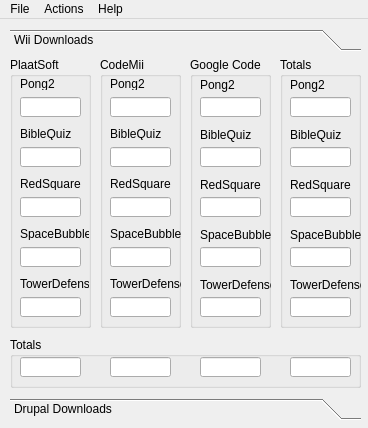
Above: src/stats.ui from plaatsoft/plaatstats before the change. Below: the same form after it.
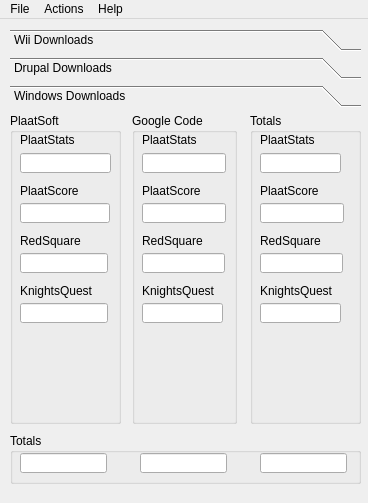
That is the form after the change. The open tabs and pages were chosen to show the change. Icons and pictures are not drawn.

Commit message: Added KnightsQuest to statistics

The edit to the form file:
```diff
--- a/src/stats.ui
+++ b/src/stats.ui
@@ -7,7 +7,7 @@
     <x>0</x>
     <y>0</y>
     <width>368</width>
-    <height>428</height>
+    <height>503</height>
    </rect>
   </property>
   <property name="sizePolicy">
@@ -30,7 +30,7 @@
       <x>10</x>
       <y>10</y>
       <width>351</width>
-      <height>391</height>
+      <height>461</height>
      </rect>
     </property>
     <property name="currentIndex">
@@ -42,7 +42,7 @@
        <x>0</x>
        <y>0</y>
        <width>351</width>
-       <height>337</height>
+       <height>380</height>
       </rect>
      </property>
      <attribute name="label">
@@ -54,7 +54,7 @@
         <x>0</x>
         <y>0</y>
         <width>81</width>
-        <height>271</height>
+        <height>321</height>
        </rect>
       </property>
       <property name="title">
@@ -197,7 +197,7 @@
         <x>180</x>
         <y>0</y>
         <width>81</width>
-        <height>271</height>
+        <height>321</height>
        </rect>
       </property>
       <property name="title">
@@ -340,7 +340,7 @@
         <x>270</x>
         <y>0</y>
         <width>81</width>
-        <height>271</height>
+        <height>321</height>
        </rect>
       </property>
       <property name="title">
@@ -511,9 +511,9 @@
       <property name="geometry">
        <rect>
         <x>0</x>
-        <y>280</y>
+        <y>330</y>
         <width>351</width>
-        <height>51</height>
+        <height>49</height>
        </rect>
       </property>
       <property name="title">
@@ -602,7 +602,7 @@
         <x>90</x>
         <y>0</y>
         <width>81</width>
-        <height>271</height>
+        <height>321</height>
        </rect>
       </property>
       <property name="title">
@@ -1114,6 +1114,450 @@
       </widget>
      </widget>
     </widget>
+    <widget class="QWidget" name="page_3">
+     <attribute name="label">
+      <string>Windows Downloads</string>
+     </attribute>
+     <widget class="QGroupBox" name="groupBox_10">
+      <property name="geometry">
+       <rect>
+        <x>0</x>
+        <y>320</y>
+        <width>351</width>
+        <height>51</height>
+       </rect>
+      </property>
+      <property name="title">
+       <string>Totals</string>
+      </property>
+      <widget class="QLineEdit" name="totalsWindowsEdit1">
+       <property name="geometry">
+        <rect>
+         <x>10</x>
+         <y>20</y>
+         <width>87</width>
+         <height>20</height>
+        </rect>
+       </property>
+       <property name="font">
+        <font>
+         <weight>75</weight>
+         <bold>true</bold>
+        </font>
+       </property>
+       <property name="readOnly">
+        <bool>true</bool>
+       </property>
+      </widget>
+      <widget class="QLineEdit" name="totalsWindowsEdit2">
+       <property name="geometry">
+        <rect>
+         <x>130</x>
+         <y>20</y>
+         <width>87</width>
+         <height>20</height>
+        </rect>
+       </property>
+       <property name="font">
+        <font>
+         <weight>75</weight>
+         <bold>true</bold>
+        </font>
+       </property>
+       <property name="readOnly">
+        <bool>true</bool>
+       </property>
+      </widget>
+      <widget class="QLineEdit" name="totalsWindowsEdit3">
+       <property name="geometry">
+        <rect>
+         <x>250</x>
+         <y>20</y>
+         <width>87</width>
+         <height>20</height>
+        </rect>
+       </property>
+       <property name="font">
+        <font>
+         <weight>75</weight>
+         <bold>true</bold>
+        </font>
+       </property>
+       <property name="readOnly">
+        <bool>true</bool>
+       </property>
+      </widget>
+     </widget>
+     <widget class="QGroupBox" name="groupBox_11">
+      <property name="geometry">
+       <rect>
+        <x>122</x>
+        <y>0</y>
+        <width>105</width>
+        <height>311</height>
+       </rect>
+      </property>
+      <property name="title">
+       <string>Google Code</string>
+      </property>
+      <widget class="QLabel" name="label_35">
+       <property name="geometry">
+        <rect>
+         <x>10</x>
+         <y>20</y>
+         <width>79</width>
+         <height>13</height>
+        </rect>
+       </property>
+       <property name="text">
+        <string>PlaatStats</string>
+       </property>
+      </widget>
+      <widget class="QLabel" name="label_36">
+       <property name="geometry">
+        <rect>
+         <x>10</x>
+         <y>70</y>
+         <width>101</width>
+         <height>16</height>
+        </rect>
+       </property>
+       <property name="text">
+        <string>PlaatScore</string>
+       </property>
+      </widget>
+      <widget class="QLabel" name="label_37">
+       <property name="geometry">
+        <rect>
+         <x>10</x>
+         <y>120</y>
+         <width>111</width>
+         <height>16</height>
+        </rect>
+       </property>
+       <property name="text">
+        <string>RedSquare</string>
+       </property>
+      </widget>
+      <widget class="QLineEdit" name="plaatstatsEdit2">
+       <property name="geometry">
+        <rect>
+         <x>10</x>
+         <y>40</y>
+         <width>84</width>
+         <height>20</height>
+        </rect>
+       </property>
+       <property name="readOnly">
+        <bool>true</bool>
+       </property>
+      </widget>
+      <widget class="QLineEdit" name="plaatscoreEdit2">
+       <property name="geometry">
+        <rect>
+         <x>10</x>
+         <y>90</y>
+         <width>84</width>
+         <height>20</height>
+        </rect>
+       </property>
+       <property name="readOnly">
+        <bool>true</bool>
+       </property>
+      </widget>
+      <widget class="QLineEdit" name="winredsquareEdit2">
+       <property name="geometry">
+        <rect>
+         <x>10</x>
+         <y>140</y>
+         <width>83</width>
+         <height>20</height>
+        </rect>
+       </property>
+       <property name="readOnly">
+        <bool>true</bool>
+       </property>
+      </widget>
+      <widget class="QLineEdit" name="winKnightsQuestEdit2">
+       <property name="geometry">
+        <rect>
+         <x>10</x>
+         <y>190</y>
+         <width>81</width>
+         <height>20</height>
+        </rect>
+       </property>
+       <property name="readOnly">
+        <bool>true</bool>
+       </property>
+      </widget>
+      <widget class="QLabel" name="label_48">
+       <property name="geometry">
+        <rect>
+         <x>10</x>
+         <y>170</y>
+         <width>81</width>
+         <height>16</height>
+        </rect>
+       </property>
+       <property name="text">
+        <string>KnightsQuest</string>
+       </property>
+      </widget>
+     </widget>
+     <widget class="QGroupBox" name="groupBox_12">
+      <property name="geometry">
+       <rect>
+        <x>0</x>
+        <y>0</y>
+        <width>111</width>
+        <height>311</height>
+       </rect>
+      </property>
+      <property name="title">
+       <string>PlaatSoft</string>
+      </property>
+      <widget class="QLabel" name="label_38">
+       <property name="geometry">
+        <rect>
+         <x>10</x>
+         <y>20</y>
+         <width>79</width>
+         <height>13</height>
+        </rect>
+       </property>
+       <property name="text">
+        <string>PlaatStats</string>
+       </property>
+      </widget>
+      <widget class="QLabel" name="label_40">
+       <property name="geometry">
+        <rect>
+         <x>10</x>
+         <y>120</y>
+         <width>81</width>
+         <height>16</height>
+        </rect>
+       </property>
+       <property name="text">
+        <string>RedSquare</string>
+       </property>
+      </widget>
+      <widget class="QLineEdit" name="plaatstatsEdit1">
+       <property name="geometry">
+        <rect>
+         <x>10</x>
+         <y>40</y>
+         <width>91</width>
+         <height>20</height>
+        </rect>
+       </property>
+       <property name="readOnly">
+        <bool>true</bool>
+       </property>
+      </widget>
+      <widget class="QLineEdit" name="plaatscoreEdit1">
+       <property name="geometry">
+        <rect>
+         <x>10</x>
+         <y>90</y>
+         <width>90</width>
+         <height>20</height>
+        </rect>
+       </property>
+       <property name="readOnly">
+        <bool>true</bool>
+       </property>
+      </widget>
+      <widget class="QLineEdit" name="winredsquareEdit1">
+       <property name="geometry">
+        <rect>
+         <x>10</x>
+         <y>140</y>
+         <width>88</width>
+         <height>20</height>
+        </rect>
+       </property>
+       <property name="readOnly">
+        <bool>true</bool>
+       </property>
+      </widget>
+      <widget class="QLabel" name="label_46">
+       <property name="geometry">
+        <rect>
+         <x>10</x>
+         <y>70</y>
+         <width>91</width>
+         <height>16</height>
+        </rect>
+       </property>
+       <property name="text">
+        <string>PlaatScore</string>
+       </property>
+      </widget>
+      <widget class="QLabel" name="label_47">
+       <property name="geometry">
+        <rect>
+         <x>10</x>
+         <y>170</y>
+         <width>81</width>
+         <height>16</height>
+        </rect>
+       </property>
+       <property name="text">
+        <string>KnightsQuest</string>
+       </property>
+      </widget>
+      <widget class="QLineEdit" name="winKnightsQuestEdit1">
+       <property name="geometry">
+        <rect>
+         <x>10</x>
+         <y>190</y>
+         <width>88</width>
+         <height>20</height>
+        </rect>
+       </property>
+       <property name="readOnly">
+        <bool>true</bool>
+       </property>
+      </widget>
+     </widget>
+     <widget class="QGroupBox" name="groupBox_13">
+      <property name="geometry">
+       <rect>
+        <x>240</x>
+        <y>0</y>
+        <width>111</width>
+        <height>311</height>
+       </rect>
+      </property>
+      <property name="title">
+       <string>Totals</string>
+      </property>
+      <widget class="QLabel" name="label_43">
+       <property name="geometry">
+        <rect>
+         <x>10</x>
+         <y>20</y>
+         <width>79</width>
+         <height>13</height>
+        </rect>
+       </property>
+       <property name="text">
+        <string>PlaatStats</string>
+       </property>
+      </widget>
+      <widget class="QLabel" name="label_44">
+       <property name="geometry">
+        <rect>
+         <x>10</x>
+         <y>70</y>
+         <width>101</width>
+         <height>16</height>
+        </rect>
+       </property>
+       <property name="text">
+        <string>PlaatScore</string>
+       </property>
+      </widget>
+      <widget class="QLabel" name="label_45">
+       <property name="geometry">
+        <rect>
+         <x>10</x>
+         <y>120</y>
+         <width>111</width>
+         <height>16</height>
+        </rect>
+       </property>
+       <property name="text">
+        <string>RedSquare</string>
+       </property>
+      </widget>
+      <widget class="QLineEdit" name="plaatstatsEdit3">
+       <property name="geometry">
+        <rect>
+         <x>10</x>
+         <y>40</y>
+         <width>81</width>
+         <height>20</height>
+        </rect>
+       </property>
+       <property name="font">
+        <font>
+         <weight>75</weight>
+         <bold>true</bold>
+        </font>
+       </property>
+       <property name="readOnly">
+        <bool>true</bool>
+       </property>
+      </widget>
+      <widget class="QLineEdit" name="plaatscoreEdit3">
+       <property name="geometry">
+        <rect>
+         <x>10</x>
+         <y>90</y>
+         <width>84</width>
+         <height>20</height>
+        </rect>
+       </property>
+       <property name="font">
+        <font>
+         <weight>75</weight>
+         <bold>true</bold>
+        </font>
+       </property>
+       <property name="readOnly">
+        <bool>true</bool>
+       </property>
+      </widget>
+      <widget class="QLineEdit" name="winredsquareEdit3">
+       <property name="geometry">
+        <rect>
+         <x>10</x>
+         <y>140</y>
+         <width>83</width>
+         <height>20</height>
+        </rect>
+       </property>
+       <property name="font">
+        <font>
+         <weight>75</weight>
+         <bold>true</bold>
+        </font>
+       </property>
+       <property name="readOnly">
+        <bool>true</bool>
+       </property>
+      </widget>
+      <widget class="QLabel" name="label_49">
+       <property name="geometry">
+        <rect>
+         <x>10</x>
+         <y>170</y>
+         <width>81</width>
+         <height>16</height>
+        </rect>
+       </property>
+       <property name="text">
+        <string>KnightsQuest</string>
+       </property>
+      </widget>
+      <widget class="QLineEdit" name="winKnightsQuestEdit3">
+       <property name="geometry">
+        <rect>
+         <x>10</x>
+         <y>190</y>
+         <width>81</width>
+         <height>20</height>
+        </rect>
+       </property>
+       <property name="readOnly">
+        <bool>true</bool>
+       </property>
+      </widget>
+     </widget>
+    </widget>
    </widget>
   </widget>
   <widget class="QMenuBar" name="menuBar">
```
Left out of the diff: 128 changed lines with no effect on the pictures. The commit also changes 14 other files.
